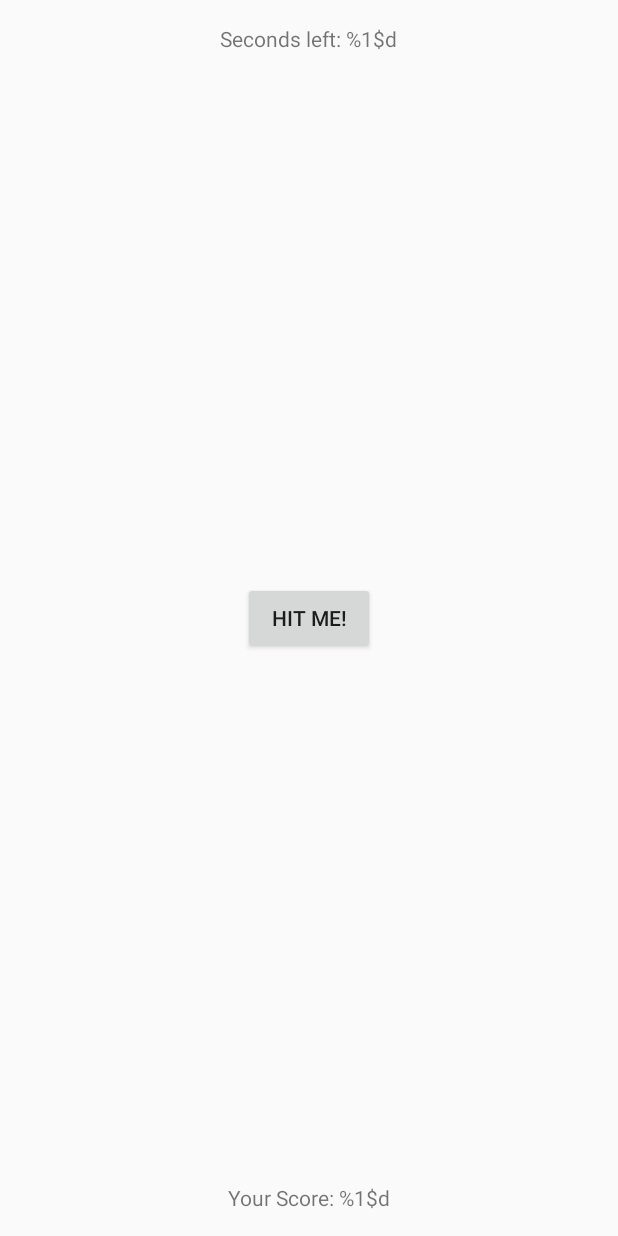
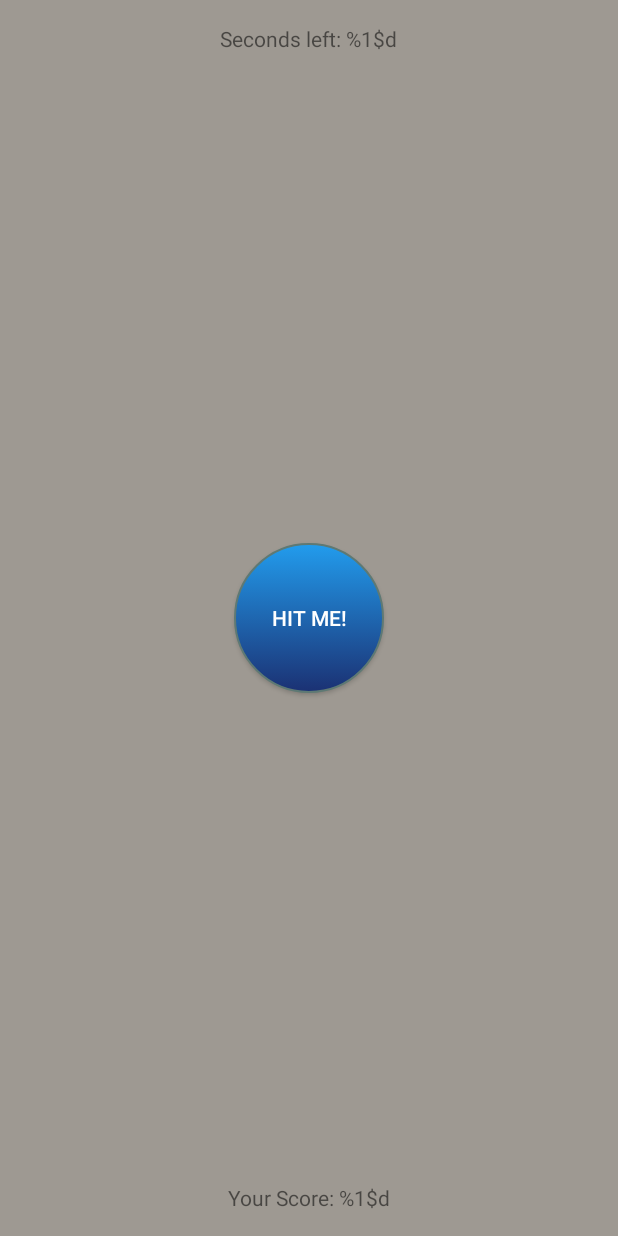
Before and after one commit to cgWeasel/TimeFighter, an Android app: the layout activity_main.xml on its own in the app's theme, with its tools: preview values and no code run, on a phone screen of 412 x 824 dp. Run offline under Robolectric (Android 15) with nearby library versions, the phone set to English and light mode, and no system bars.

Commit message:
landscape and styling

```diff
--- /dev/null
+++ b/app/src/main/res/anim/bounce.xml
@@ -0,0 +1,4 @@
+<?xml version="1.0" encoding="utf-8"?>
+<set xmlns:android="http://schemas.android.com/apk/res/android">
+
+</set>
--- /dev/null
+++ b/app/src/main/res/drawable/button.xml
@@ -0,0 +1,21 @@
+<?xml version="1.0" encoding="utf-8"?>
+<selector xmlns:android="http://schemas.android.com/apk/res/android">
+    <item android:state_pressed="true" >
+        <shape android:shape="oval"  >
+            <stroke android:width="1dip" android:color="#5e7974" />
+            <gradient android:angle="-90" android:startColor="@color/colorPrimaryDark" android:endColor="@color/colorPrimary"  />
+        </shape>
+    </item>
+    <item android:state_focused="true">
+        <shape android:shape="oval">
+            <stroke android:width="1dip" android:color="#5e7974" />
+            <solid android:color="@color/colorPrimary" />
+        </shape>
+    </item>
+    <item >
+        <shape android:shape="oval"  >
+            <stroke android:width="1dip" android:color="#5e7974" />
+            <gradient android:angle="-90" android:startColor="@color/colorPrimary" android:endColor="@color/colorPrimaryDark" />
+        </shape>
+    </item>
+</selector>
--- a/app/src/main/res/layout/activity_main.xml
+++ b/app/src/main/res/layout/activity_main.xml
@@ -4,6 +4,7 @@
     xmlns:tools="http://schemas.android.com/tools"
     android:layout_width="match_parent"
     android:layout_height="match_parent"
+    android:background="@color/backgound"
     tools:context=".MainActivity">
 
     <TextView
@@ -19,9 +20,11 @@
 
     <Button
         android:id="@+id/hitMeButton"
-        android:layout_width="wrap_content"
-        android:layout_height="wrap_content"
+        android:layout_width="100dp"
+        android:layout_height="100dp"
+        android:background="@drawable/button"
         android:text="@string/button_action"
+        android:textColor="@color/text"
         app:layout_constraintBottom_toBottomOf="parent"
         app:layout_constraintEnd_toEndOf="parent"
         app:layout_constraintStart_toStartOf="parent"
--- a/app/src/main/res/values/colors.xml
+++ b/app/src/main/res/values/colors.xml
@@ -1,6 +1,8 @@
 <?xml version="1.0" encoding="utf-8"?>
 <resources>
-    <color name="colorPrimary">#6200EE</color>
-    <color name="colorPrimaryDark">#3700B3</color>
-    <color name="colorAccent">#03DAC5</color>
+    <color name="colorPrimary">#229CED</color>
+    <color name="colorPrimaryDark">#1B3173</color>
+    <color name="colorAccent">#FF9800</color>
+    <color name="backgound">#9E9992</color>
+    <color name="text">#FFF</color>
 </resources>
```
Also changed, not shown: app/src/main/java/com/cgWeasel/myapplication/MainActivity.kt (+51 -3 lines).
